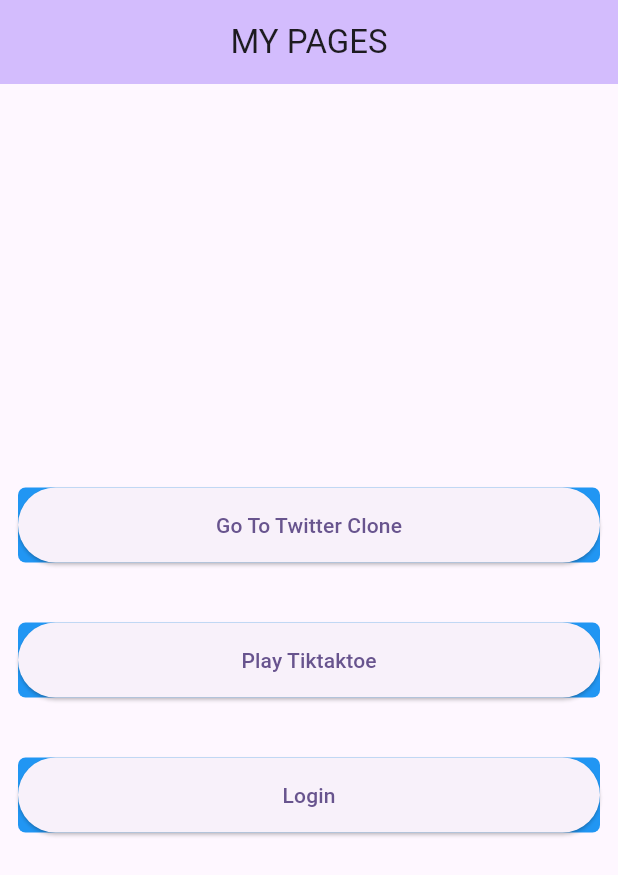
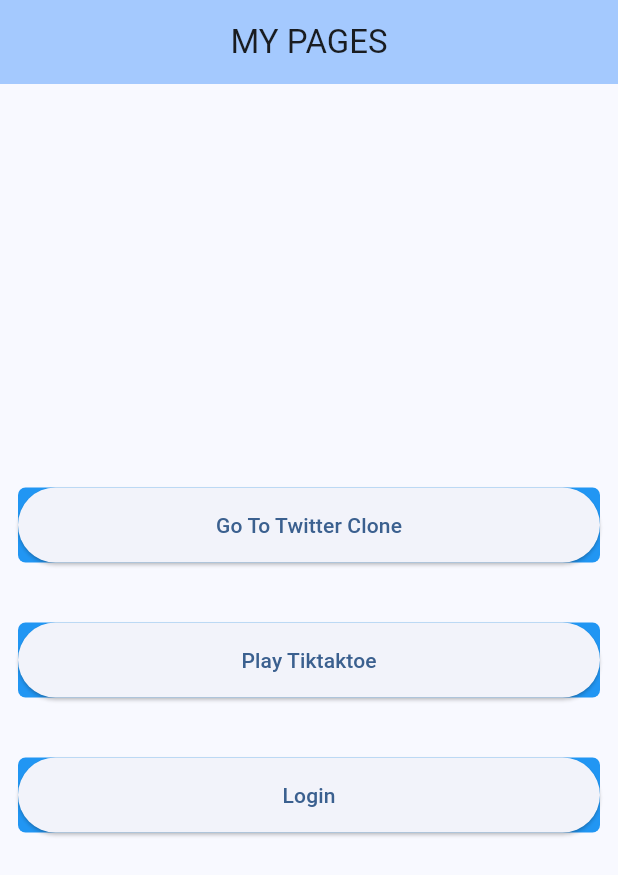
Before and after one commit to dillahmwangi/flutter-prac-projects, a Flutter app: the screen it shows after launch, on a phone screen of 412 x 824 dp. Shown: the top 875 px of the screen. Run offline on Flutter 3.47's test engine with Material 3 defaults, Android fonts, the phone set to English and light mode, and no system bars.

Commit message:
new changes

```diff
--- a/lib/main.dart
+++ b/lib/main.dart
@@ -19,7 +19,7 @@ class MyApp extends StatelessWidget {
       title: 'Flutter Demo',
       debugShowCheckedModeBanner: false,
       theme: ThemeData(
-        colorScheme: ColorScheme.fromSeed(seedColor: Colors.deepPurple),
+        colorScheme: ColorScheme.fromSeed(seedColor: const Color.fromARGB(255, 5, 103, 184)),
         useMaterial3: true,
       ),
       routes: {
```
